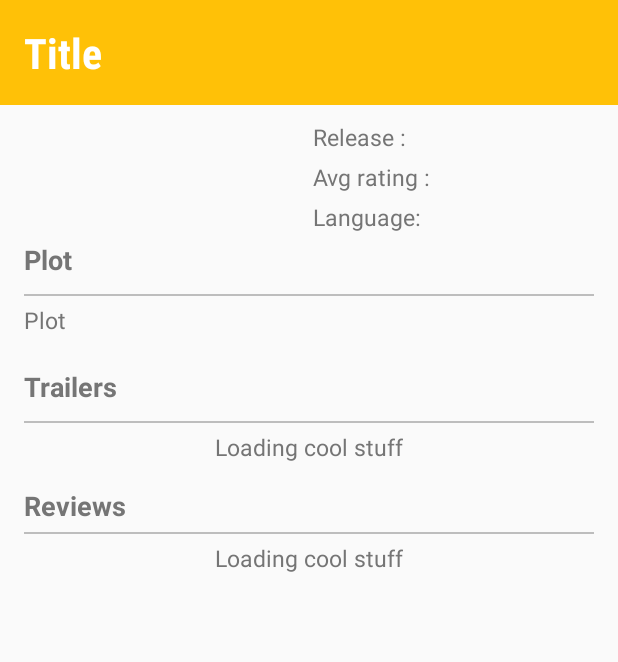
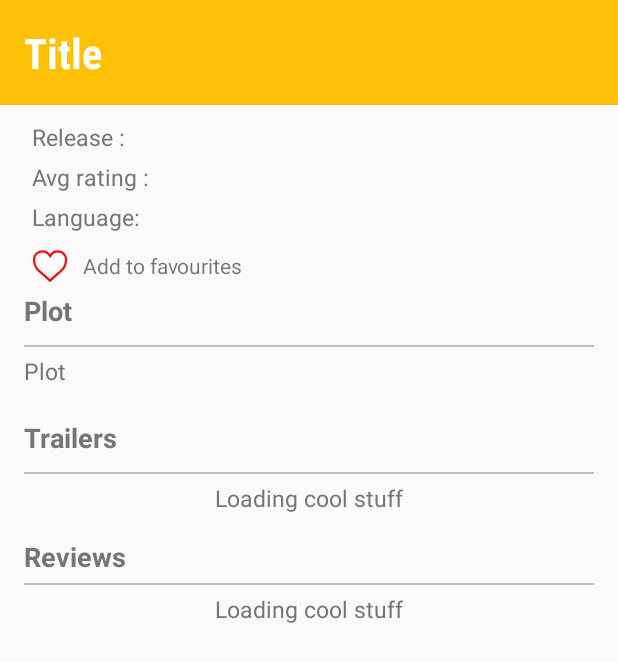
Before and after one commit to dilipkumar4813/movie-android, an Android app: the layout activity_movie_detail.xml on its own in the app's theme, with its tools: preview values and no code run, on a phone screen of 412 x 824 dp. Shown: the top 662 px of the screen. Run offline under Robolectric (Android 15) with nearby library versions, the phone set to English and light mode, and no system bars.

Commit message:
Implementing content provider and favourites list population and optimization of code

```diff
--- a/app/src/main/AndroidManifest.xml
+++ b/app/src/main/AndroidManifest.xml
@@ -24,6 +24,11 @@
                 android:name="android.support.PARENT_ACTIVITY"
                 android:value=".MoviesListActivity" />
         </activity>
+
+        <provider
+            android:name=".data.MoviesContentProvider"
+            android:authorities="com.iamdilipkumar.movies.movies"
+            android:exported="false"/>
     </application>
 
 </manifest>
--- a/app/src/main/java/com/iamdilipkumar/movies/movies/adapters/TrailersAdapter.java
+++ b/app/src/main/java/com/iamdilipkumar/movies/movies/adapters/TrailersAdapter.java
@@ -89,8 +89,6 @@ public class TrailersAdapter extends RecyclerView.Adapter<TrailersAdapter.Traile
          * @param type - Type of trailer
          */
         private void onBind(String name, String type) {
-            Log.d("test", name + " " + type);
-
             assert mTrailerName != null;
             mTrailerName.setText(name);
 
--- a/app/src/main/java/com/iamdilipkumar/movies/movies/views/listeners/OnInfiniteScrollListener.java
+++ b/app/src/main/java/com/iamdilipkumar/movies/movies/views/listeners/OnInfiniteScrollListener.java
@@ -36,4 +36,8 @@ public class OnInfiniteScrollListener extends RecyclerView.OnScrollListener {
             mInfiniteScrollListener.loadMoreData();
         }
     }
+
+    public interface InfiniteScrollListener {
+        void loadMoreData();
+    }
 }
--- a/app/src/main/res/layout-land/activity_movie_detail.xml
+++ b/app/src/main/res/layout-land/activity_movie_detail.xml
@@ -18,6 +18,13 @@
             android:layout_width="match_parent"
             android:layout_height="wrap_content"
             android:orientation="vertical">
+
+            <ImageView
+                android:id="@+id/iv_banner"
+                android:layout_width="match_parent"
+                android:contentDescription="@string/app_name"
+                android:layout_height="wrap_content"
+                android:scaleType="centerCrop"/>
 
             <LinearLayout
                 android:layout_width="match_parent"
@@ -66,6 +73,30 @@
                         android:layout_width="wrap_content"
                         android:text="@{@string/movie_language+movie.originalLanguage}"
                         tools:text="@string/movie_language" />
+
+                    <LinearLayout
+                        android:id="@+id/ll_like"
+                        android:layout_width="match_parent"
+                        android:layout_height="wrap_content"
+                        android:layout_marginTop="@dimen/widget_margins"
+                        android:orientation="horizontal">
+
+                        <ImageView
+                            android:id="@+id/iv_heart"
+                            android:layout_width="wrap_content"
+                            android:contentDescription="@string/add_to_favourite"
+                            android:layout_height="wrap_content"
+                            android:src="@drawable/ic_heart_stroke"/>
+
+                        <TextView
+                            android:id="@+id/tv_favourite"
+                            android:layout_width="wrap_content"
+                            android:layout_height="wrap_content"
+                            android:text="@string/add_to_favourite"
+                            android:layout_marginLeft="@dimen/widget_margins"
+                            android:layout_marginStart="@dimen/widget_margins"
+                            android:layout_gravity="center_vertical"/>
+                    </LinearLayout>
 
                 </LinearLayout>
 
--- a/app/src/main/res/layout/activity_movie_detail.xml
+++ b/app/src/main/res/layout/activity_movie_detail.xml
@@ -25,31 +25,35 @@
                 android:text="@{movie.title}"
                 tools:text="@string/movie_title" />
 
+            <ImageView
+                android:id="@+id/iv_banner"
+                android:layout_width="match_parent"
+                android:contentDescription="@string/app_name"
+                android:layout_height="wrap_content"
+                android:scaleType="fitXY"/>
+
             <LinearLayout
                 android:layout_width="match_parent"
                 android:layout_height="wrap_content"
                 android:layout_marginLeft="@dimen/margin_start_and_end"
                 android:layout_marginRight="@dimen/margin_start_and_end"
                 android:layout_marginTop="@dimen/short_spacing"
-                android:orientation="horizontal"
-                android:weightSum="2">
+                android:orientation="horizontal">
 
                 <ImageView
                     android:id="@+id/iv_movie_poster"
-                    android:layout_width="0dp"
+                    android:layout_width="wrap_content"
                     android:layout_height="wrap_content"
-                    android:layout_weight="1"
                     android:adjustViewBounds="true"
                     android:contentDescription="@string/movie_poster"
                     android:scaleType="fitStart" />
 
                 <LinearLayout
                     android:id="@+id/ll_info"
-                    android:layout_width="0dp"
+                    android:layout_width="match_parent"
                     android:layout_height="wrap_content"
                     android:layout_marginLeft="@dimen/short_spacing"
                     android:layout_marginStart="@dimen/short_spacing"
-                    android:layout_weight="1"
                     android:orientation="vertical">
 
                     <TextView
@@ -69,6 +73,30 @@
                         android:layout_width="wrap_content"
                         android:text="@{@string/movie_language+movie.originalLanguage}"
                         tools:text="@string/movie_language" />
+
+                    <LinearLayout
+                        android:id="@+id/ll_like"
+                        android:layout_width="match_parent"
+                        android:layout_height="wrap_content"
+                        android:layout_marginTop="@dimen/widget_margins"
+                        android:orientation="horizontal">
+
+                        <ImageView
+                            android:id="@+id/iv_heart"
+                            android:layout_width="wrap_content"
+                            android:contentDescription="@string/add_to_favourite"
+                            android:layout_height="wrap_content"
+                            android:src="@drawable/ic_heart_stroke"/>
+
+                        <TextView
+                            android:id="@+id/tv_favourite"
+                            android:layout_width="wrap_content"
+                            android:layout_height="wrap_content"
+                            android:text="@string/add_to_favourite"
+                            android:layout_marginLeft="@dimen/widget_margins"
+                            android:layout_marginStart="@dimen/widget_margins"
+                            android:layout_gravity="center_vertical"/>
+                    </LinearLayout>
 
                 </LinearLayout>
 
--- a/app/src/main/res/layout/activity_movies_list.xml
+++ b/app/src/main/res/layout/activity_movies_list.xml
@@ -3,7 +3,7 @@
     xmlns:tools="http://schemas.android.com/tools"
     android:layout_width="match_parent"
     android:layout_height="match_parent"
-    android:background="@android:color/black"
+    android:background="@android:color/white"
     tools:context="com.iamdilipkumar.movies.movies.MoviesListActivity">
 
     <LinearLayout
--- a/app/src/main/res/values/dimens.xml
+++ b/app/src/main/res/values/dimens.xml
@@ -9,4 +9,5 @@
     <dimen name="main_title_font_size">28sp</dimen>
     <dimen name="sub_title_font_size">18sp</dimen>
     <dimen name="normal_text_font_size">15sp</dimen>
+    <dimen name="widget_margins">10dp</dimen>
 </resources>
--- a/app/src/main/res/values/strings.xml
+++ b/app/src/main/res/values/strings.xml
@@ -49,4 +49,7 @@
     <string name="trailers_list_empty">No Trailers available at the moment</string>
     <string name="reviews_list_empty">No Reviews available at the moment</string>
     <string name="network_error">Oops! something went wrong</string>
+    <string name="add_to_favourite">Add to favourites</string>
+    <string name="added_to_favourite">Added to favourites</string>
+    <string name="empty_favourite_list">Your favourites are empty</string>
 </resources>
```
Also changed, not shown: app/src/main/java/com/iamdilipkumar/movies/movies/MovieDetailActivity.java (+51 -0 lines), app/src/main/java/com/iamdilipkumar/movies/movies/MoviesListActivity.java (+20 -15 lines), app/src/main/java/com/iamdilipkumar/movies/movies/adapters/MoviesAdapter.java (+3 -52 lines), app/src/main/java/com/iamdilipkumar/movies/movies/data/MoviesContentProvider.java (added, +151 -0 lines), app/src/main/java/com/iamdilipkumar/movies/movies/data/MoviesContract.java (added, +37 -0 lines), app/src/main/java/com/iamdilipkumar/movies/movies/data/MoviesDbHelper.java (added, +45 -0 lines), app/src/main/java/com/iamdilipkumar/movies/movies/models/Movie.java (+12 -10 lines), app/src/main/java/com/iamdilipkumar/movies/movies/utilities/DatabaseUtils.java (added, +142 -0 lines), app/src/main/java/com/iamdilipkumar/movies/movies/views/listeners/InfiniteScrollListener.java (deleted, +0 -12 lines), app/src/main/res/anim/rotate.xml (added, +7 -0 lines), app/src/main/res/layout/movie_list_item.xml (+0 -18 lines).
